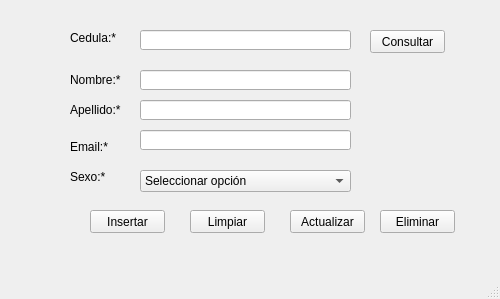
gvalarezog/proyecto_POO, file Aplicacion/GUI/vtn_principal.ui: the form before one commit.
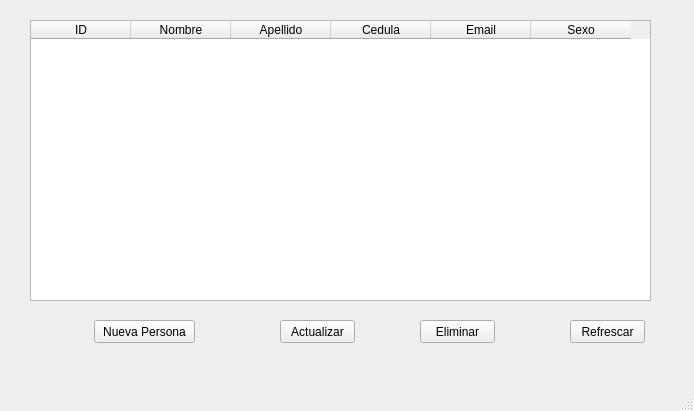
The form after the commit.

Commit message: Upadte de cedula, ventanas como Dialog y refrescar los datos

The edit to the form file:
```diff
--- a/Aplicacion/GUI/vtn_principal.ui
+++ b/Aplicacion/GUI/vtn_principal.ui
@@ -9,209 +9,68 @@
    <rect>
     <x>0</x>
     <y>0</y>
-    <width>500</width>
-    <height>299</height>
+    <width>694</width>
+    <height>411</height>
    </rect>
   </property>
-  <property name="maximumSize">
-   <size>
-    <width>500</width>
-    <height>299</height>
-   </size>
-  </property>
   <property name="windowTitle">
    <string>Persona</string>
   </property>
   <widget class="QWidget" name="centralwidget">
-   <widget class="QLabel" name="lbl_nombre">
+   <widget class="QTableWidget" name="tb_personas">
     <property name="geometry">
      <rect>
-      <x>70</x>
-      <y>70</y>
-      <width>61</width>
-      <height>20</height>
+      <x>30</x>
+      <y>20</y>
+      <width>621</width>
+      <height>281</height>
      </rect>
     </property>
-    <property name="text">
-     <string>Nombre:*</string>
+    <property name="editTriggers">
+     <set>QAbstractItemView::NoEditTriggers</set>
     </property>
-   </widget>
-   <widget class="QLineEdit" name="txt_nombre">
-    <property name="geometry">
-     <rect>
-      <x>140</x>
-      <y>70</y>
-      <width>211</width>
-      <height>20</height>
-     </rect>
+    <property name="selectionMode">
+     <enum>QAbstractItemView::SingleSelection</enum>
     </property>
     <property name="toolTip">
      <string>Ingrese su nombre</string>
     </property>
-    <property name="maxLength">
-     <number>50</number>
-    </property>
-   </widget>
-   <widget class="QLabel" name="lbl_apellido">
-    <property name="geometry">
-     <rect>
-      <x>70</x>
-      <y>100</y>
-      <width>61</width>
-      <height>20</height>
-     </rect>
-    </property>
-    <property name="text">
-     <string>Apellido:*</string>
-    </property>
-   </widget>
-   <widget class="QLineEdit" name="txt_apellido">
-    <property name="geometry">
-     <rect>
-      <x>140</x>
-      <y>100</y>
-      <width>211</width>
-      <height>20</height>
-     </rect>
-    </property>
-    <property name="maxLength">
-     <number>50</number>
-    </property>
-   </widget>
-   <widget class="QPushButton" name="btn_guardar">
-    <property name="geometry">
-     <rect>
-      <x>90</x>
-      <y>210</y>
-      <width>75</width>
-      <height>23</height>
-     </rect>
-    </property>
-    <property name="text">
-     <string>Insertar</string>
-    </property>
-   </widget>
-   <widget class="QLineEdit" name="txt_email">
-    <property name="geometry">
-     <rect>
-      <x>140</x>
-      <y>130</y>
-      <width>211</width>
-      <height>20</height>
-     </rect>
-    </property>
-    <property name="maxLength">
-     <number>100</number>
-    </property>
-   </widget>
-   <widget class="QLabel" name="lbl_email">
-    <property name="geometry">
-     <rect>
-      <x>70</x>
-      <y>140</y>
-      <width>47</width>
-      <height>13</height>
-     </rect>
-    </property>
-    <property name="text">
-     <string>Email:*</string>
-    </property>
-   </widget>
-   <widget class="QLabel" name="lbl_sexo">
-    <property name="geometry">
-     <rect>
-      <x>70</x>
-      <y>170</y>
-      <width>47</width>
-      <height>13</height>
-     </rect>
-    </property>
-    <property name="text">
-     <string>Sexo:*</string>
-    </property>
-   </widget>
-   <widget class="QComboBox" name="cb_sexo">
-    <property name="geometry">
-     <rect>
-      <x>140</x>
-      <y>170</y>
-      <width>211</width>
-      <height>22</height>
-     </rect>
-    </property>
-    <item>
+    <column>
      <property name="text">
-      <string>Seleccionar opción</string>
+      <string>ID</string>
      </property>
-    </item>
-    <item>
+    </column>
+    <column>
      <property name="text">
-      <string>Masculino</string>
+      <string>Nombre</string>
      </property>
-    </item>
-    <item>
+    </column>
+    <column>
      <property name="text">
-      <string>Femenino</string>
+      <string>Apellido</string>
      </property>
-    </item>
-   </widget>
-   <widget class="QLabel" name="lbl_cedula">
-    <property name="geometry">
-     <rect>
-      <x>70</x>
-      <y>30</y>
-      <width>51</width>
-      <height>16</height>
-     </rect>
-    </property>
-    <property name="text">
-     <string>Cedula:*</string>
-    </property>
-   </widget>
-   <widget class="QLineEdit" name="txt_cedula">
-    <property name="geometry">
-     <rect>
-      <x>140</x>
-      <y>30</y>
-      <width>211</width>
-      <height>20</height>
-     </rect>
-    </property>
-    <property name="maxLength">
-     <number>10</number>
-    </property>
-   </widget>
-   <widget class="QPushButton" name="btn_limpiar">
-    <property name="geometry">
-     <rect>
-      <x>190</x>
-      <y>210</y>
-      <width>75</width>
-      <height>23</height>
-     </rect>
-    </property>
-    <property name="text">
-     <string>Limpiar</string>
-    </property>
-   </widget>
-   <widget class="QPushButton" name="btn_consultar">
-    <property name="geometry">
-     <rect>
-      <x>370</x>
-      <y>30</y>
-      <width>75</width>
-      <height>23</height>
-     </rect>
-    </property>
-    <property name="text">
-     <string>Consultar</string>
-    </property>
+    </column>
+    <column>
+     <property name="text">
+      <string>Cedula</string>
+     </property>
+    </column>
+    <column>
+     <property name="text">
+      <string>Email</string>
+     </property>
+    </column>
+    <column>
+     <property name="text">
+      <string>Sexo</string>
+     </property>
+    </column>
    </widget>
    <widget class="QPushButton" name="btn_actualizar">
     <property name="geometry">
      <rect>
-      <x>290</x>
-      <y>210</y>
+      <x>280</x>
+      <y>320</y>
       <width>75</width>
       <height>23</height>
      </rect>
@@ -220,11 +79,37 @@
      <string>Actualizar</string>
     </property>
    </widget>
+   <widget class="QPushButton" name="btn_refrescar">
+    <property name="geometry">
+     <rect>
+      <x>570</x>
+      <y>320</y>
+      <width>75</width>
+      <height>23</height>
+     </rect>
+    </property>
+    <property name="text">
+     <string>Refrescar</string>
+    </property>
+   </widget>
+   <widget class="QPushButton" name="btn_nuevo">
+    <property name="geometry">
+     <rect>
+      <x>94</x>
+      <y>320</y>
+      <width>101</width>
+      <height>23</height>
+     </rect>
+    </property>
+    <property name="text">
+     <string>Nueva Persona</string>
+    </property>
+   </widget>
    <widget class="QPushButton" name="btn_eliminar">
     <property name="geometry">
      <rect>
-      <x>380</x>
-      <y>210</y>
+      <x>420</x>
+      <y>320</y>
       <width>75</width>
       <height>23</height>
      </rect>
```
Left out of the diff: 53 changed lines with no effect on the pictures. The commit also changes 9 other files.
